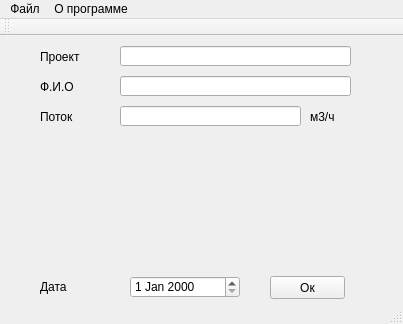
EvgenySavushkin/QtOsmos, file Osmos/mainwindow.ui: the form before one commit.
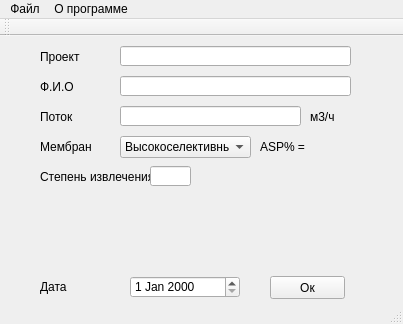
The form after the commit.

The edit to the form file:
```diff
--- a/Osmos/mainwindow.ui
+++ b/Osmos/mainwindow.ui
@@ -132,6 +132,75 @@
      <string>Проект</string>
     </property>
    </widget>
+   <widget class="QComboBox" name="comboBox">
+    <property name="geometry">
+     <rect>
+      <x>120</x>
+      <y>100</y>
+      <width>131</width>
+      <height>22</height>
+     </rect>
+    </property>
+    <item>
+     <property name="text">
+      <string>Высокоселективные</string>
+     </property>
+    </item>
+    <item>
+     <property name="text">
+      <string>Низкоселективные</string>
+     </property>
+    </item>
+   </widget>
+   <widget class="QLabel" name="label_6">
+    <property name="geometry">
+     <rect>
+      <x>40</x>
+      <y>100</y>
+      <width>51</width>
+      <height>21</height>
+     </rect>
+    </property>
+    <property name="text">
+     <string>Мембраны</string>
+    </property>
+   </widget>
+   <widget class="QLabel" name="label_7">
+    <property name="geometry">
+     <rect>
+      <x>260</x>
+      <y>100</y>
+      <width>71</width>
+      <height>21</height>
+     </rect>
+    </property>
+    <property name="text">
+     <string>ASP% =</string>
+    </property>
+   </widget>
+   <widget class="QLabel" name="label_8">
+    <property name="geometry">
+     <rect>
+      <x>40</x>
+      <y>130</y>
+      <width>111</width>
+      <height>21</height>
+     </rect>
+    </property>
+    <property name="text">
+     <string>Степень извлечения</string>
+    </property>
+   </widget>
+   <widget class="QLineEdit" name="lineEdit_4">
+    <property name="geometry">
+     <rect>
+      <x>150</x>
+      <y>130</y>
+      <width>41</width>
+      <height>20</height>
+     </rect>
+    </property>
+   </widget>
   </widget>
   <widget class="QMenuBar" name="menuBar">
    <property name="geometry">
```
